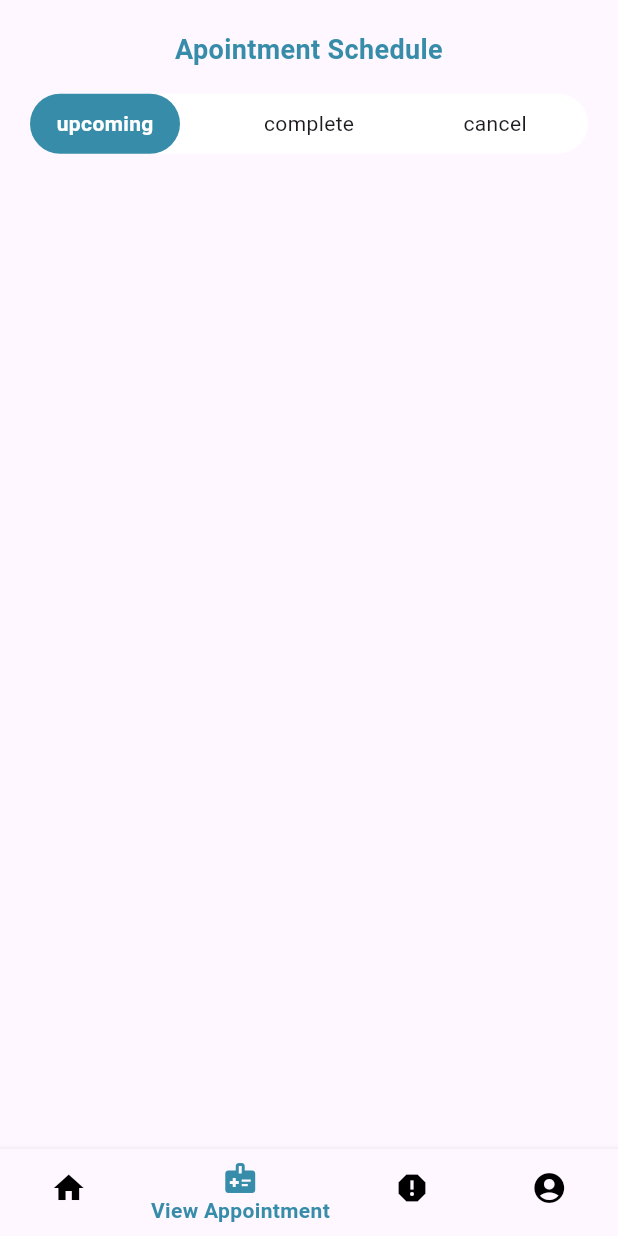
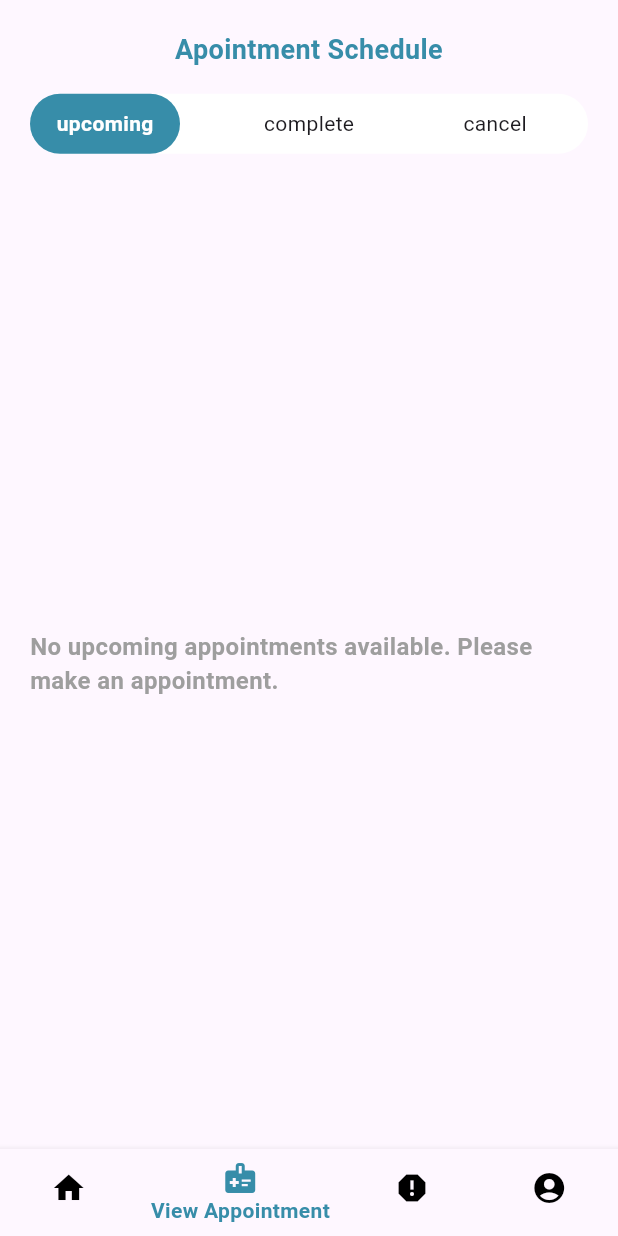
Before and after one commit to tangweilun/healthConnect, a Flutter app: the AppointmentBooked screen opened by its route, after a tap on "View Appointment", on a phone screen of 412 x 824 dp. Run offline on Flutter 3.47's test engine with Material 3 defaults, Android fonts, the phone set to English and light mode, and no system bars; our stand-ins replace cloud_firestore, firebase_auth, firebase_core, flutter_riverpod, font_awesome_flutter, go_router and 5 more; accounts and stored records are empty; network calls fail; project files that could hold a hidden picture were left out.

Commit message:
conenct the view appointment to the firebase

```diff
--- a/lib/models/appointment_model.dart
+++ b/lib/models/appointment_model.dart
@@ -1,38 +1,73 @@
+import 'package:cloud_firestore/cloud_firestore.dart';
+
 class Appointment {
   final String id;
-  final String patientId;
-  final String doctorId;
+  final String patientID;
+  final String doctorID;
   final DateTime date;
   final String status;
+  final String category;
+  final String doctorName;
+  final String image;
+  final String patientName;
 
   Appointment({
     required this.id,
-    required this.patientId,
-    required this.doctorId,
+    required this.patientID,
+    required this.doctorID,
     required this.date,
     required this.status,
+    required this.category,
+    required this.doctorName,
+    required this.image,
+    required this.patientName,
   });
 
   // Convert the Appointment object to a Map (JSON-like structure)
   Map<String, dynamic> toJson() {
     return {
       'id': id,
-      'patientId': patientId,
-      'doctorId': doctorId,
+      'patientID': patientID,
+      'doctorID': doctorID,
       'date': date.toIso8601String(),
       // Convert DateTime to ISO 8601 format
       'status': status,
+      'category': category,
+      'doctorName': doctorName,
+      'image': image,
+      'patientName': patientName,
     };
   }
 
   // Create an Appointment object from a Map
-  factory Appointment.fromJson(Map<String, dynamic> json) {
+  // factory Appointment.fromJson(Map<String, dynamic> json) {
+  //   return Appointment(
+  //     id: json['id'],
+  //     patientId: json['patientId'],
+  //     doctorId: json['doctorId'],
+  //     date: DateTime.parse(json['date']), // Parse ISO 8601 string to DateTime
+  //     status: json['status'],
+  //     category: json['catgory'],
+  //     doctorName: json['doctorName'],
+  //     image: json['image'],
+  //     patientName: json['patientName'],
+  //   );
+  // }
+
+  factory Appointment.fromJson(Map<String, dynamic> json, String id) {
     return Appointment(
-      id: json['id'],
-      patientId: json['patientId'],
-      doctorId: json['doctorId'],
-      date: DateTime.parse(json['date']), // Parse ISO 8601 string to DateTime
+      // id: json['id'],
+      id: id,
+      patientID: json['patientID'],
+      doctorID: json['doctorID'],
+      // date: DateTime.parse(json['date']), // Parse ISO 8601 string to DateTime
+      date:
+          (json['date'] as Timestamp).toDate(), // Convert Timestamp to DateTime
       status: json['status'],
+      category: json['category'],
+      doctorName: json['doctorName'],
+      image: json['image'],
+      patientName: json['patientName'],
     );
   }
 }
--- a/lib/pages/viewappointment_page.dart
+++ b/lib/pages/viewappointment_page.dart
@@ -1,7 +1,9 @@
 import 'package:cloud_firestore/cloud_firestore.dart';
 import 'package:flutter/material.dart';
 import 'package:health_connect/models/appointment_model.dart';
+import 'package:health_connect/services/auth_services.dart';
 import 'package:health_connect/theme/colors.dart';
+import 'package:intl/intl.dart';
 
 class AppointmentPage extends StatefulWidget {
   const AppointmentPage({super.key});
@@ -13,66 +15,55 @@ class AppointmentPage extends StatefulWidget {
 enum FilterStatus { upcoming, complete, cancel }
 
 class _AppointmentPageState extends State<AppointmentPage> {
+  final AuthService _authService =
+      AuthService(); // Create an instance of AuthService
+  String? patientID; // Variable to hold the patient ID
   FilterStatus status = FilterStatus.upcoming;
   Alignment _alignment = Alignment.centerLeft;
-  List<dynamic> schedules = [
-    {
-      "doctor_name": "Richard Tan",
-      "doctor_profile": "assets/images/doctor_1.jpg",
-      "category": "Dental",
-      "status": FilterStatus.upcoming,
-    },
-    {
-      "doctor_name": "Tan",
-      "doctor_profile": "assets/images/doctor_2.jpg",
-      "category": "Cardiologyl",
-      "status": FilterStatus.upcoming,
-    },
-    {
-      "doctor_name": "Ric",
-      "doctor_profile": "assets/images/doctor_3.jpg",
-      "category": "Respiration",
-      "status": FilterStatus.complete,
-    },
-    {
-      "doctor_name": "Rha",
-      "doctor_profile": "assets/images/doctor_4.jpg",
-      "category": "General",
-      "status": FilterStatus.cancel,
-    },
-    {
-      "doctor_name": "Rian",
-      "doctor_profile": "assets/images/doctor_5.jpg",
-      "category": "General",
-      "status": FilterStatus.cancel,
-    },
-  ];
+
+  @override
+  void initState() {
+    super.initState();
+    _getPatientID(); // Call the method to retrieve the patient ID when the screen initializes
+  }
+
+  Future<void> _getPatientID() async {
+    String? id =
+        await _authService.getPatientID(); // Call the method from AuthService
+    setState(() {
+      patientID = id; // Update the state variable with the retrieved patient ID
+      print(patientID);
+    });
+  }
 
   @override
   Widget build(BuildContext context) {
     Stream<List<Appointment>> readAppointment() => FirebaseFirestore.instance
         .collection('appointment')
         .snapshots()
-        .map((snapshot) => snapshot.docs
-            .map((doc) => Appointment.fromJson(doc.data()))
-            .toList());
+        .map((snapshot) => snapshot.docs.map((doc) {
+              final data = doc.data();
+              final id = doc.id; // Accessing the document ID
+              return Appointment.fromJson(data, id);
+            }).toList());
 
     double screenHeight = MediaQuery.of(context).size.height;
     double screenWidth = MediaQuery.of(context).size.width;
-    List<dynamic> filteredSchedules = schedules.where((var schedule) {
-      switch (schedule['status']) {
-        case 'upcoming':
-          schedule['status'] = FilterStatus.upcoming;
-          break;
-        case 'complete':
-          schedule['status'] = FilterStatus.complete;
-          break;
-        case 'cancel':
-          schedule['status'] = FilterStatus.cancel;
-          break;
-      }
-      return schedule['status'] == status;
-    }).toList();
+
+    // List<dynamic> filteredSchedules = schedules.where((var schedule) {
+    //   switch (schedule['status']) {
+    //     case 'upcoming':
+    //       schedule['status'] = FilterStatus.upcoming;
+    //       break;
+    //     case 'complete':
+    //       schedule['status'] = FilterStatus.complete;
+    //       break;
+    //     case 'cancel':
+    //       schedule['status'] = FilterStatus.cancel;
+    //       break;
+    //   }
+    //   return schedule['status'] == status;
+    // }).toList();
     return SafeArea(
         child: Padding(
       padding: const EdgeInsets.only(left: 20, top: 20, right: 20),
@@ -155,23 +146,77 @@ class _AppointmentPageState extends State<AppointmentPage> {
                   return Text('Something went wrong! ${snapshot.error}');
                 } else if (snapshot.hasData) {
                   // get appointments collection from firestore
-                  final appointments = snapshot.data!;
-                  // filter appointments collection by status
-                  List<dynamic> filteredSchedules = appointments
-                      .where((appointment) => appointment.status == status)
-                      .toList();
+                  final List<dynamic> appointments = snapshot.data!;
 
-                  FirebaseFirestore.instance
-                      .collection('appointment')
-                      .doc()
-                      .get();
+                  // Filter appointments collection by status
+                  List<dynamic> filteredAppointments =
+                      appointments.where((appointment) {
+                    // Access the 'status' property of each appointment
+                    String appointmentStatus = appointment.status;
+
+                    // Convert status string to enum (assuming FilterStatus is an enum)
+                    FilterStatus filterStatus;
+                    switch (appointmentStatus) {
+                      case 'upcoming':
+                        filterStatus = FilterStatus.upcoming;
+                        break;
+                      case 'complete':
+                        filterStatus = FilterStatus.complete;
+                        break;
+                      case 'cancel':
+                        filterStatus = FilterStatus.cancel;
+                        break;
+                      default:
+                        filterStatus = FilterStatus.upcoming;
+                    }
+                    // Check if the appointment is for the specified patient
+                    bool patientMatches = appointment.patientID == patientID;
+
+                    // Check if the appointment status matches the desired status
+                    bool statusMatches = filterStatus == status;
+
+                    // // Return true if appointment status matches the desired status
+                    // return filterStatus == status;
+                    // Return true if both status and patient match
+                    return statusMatches && patientMatches;
+                  }).toList();
+
+                  String statusMessage;
+                  switch (status) {
+                    case FilterStatus.upcoming:
+                      statusMessage = 'upcoming';
+                      break;
+                    case FilterStatus.complete:
+                      statusMessage = 'complete';
+                      break;
+                    case FilterStatus.cancel:
+                      statusMessage = 'cancelled';
+                      break;
+                    default:
+                      statusMessage = 'upcoming';
+                  }
                   return Expanded(
-                      child: ListView.builder(
-                    itemCount: filteredSchedules.length,
+                      child: filteredAppointments.isEmpty
+                          ? Center(
+                              child: Text(
+                                'No $statusMessage appointments available. Please make an appointment.',
+                                style: TextStyle(
+                                  fontSize: 16,
+                                  color: Colors.grey,
+                                  fontWeight: FontWeight.bold,
+                                ),
+                              ),
+                            )
+                          : ListView.builder(
+                              // itemCount: filteredSchedules.length,
+                              itemCount: filteredAppointments.length,
                               itemBuilder: (((context, index) {
-                      var schedule = filteredSchedules[index];
+                                // var schedule = filteredSchedules[index];
+                                var schedule = filteredAppointments[index];
+                                // bool isLastElement =
+                                //     filteredSchedules.length + 1 == index;
                                 bool isLastElement =
-                          filteredSchedules.length + 1 == index;
+                                    filteredAppointments.length + 1 == index;
                                 return Card(
                                   shape: RoundedRectangleBorder(
                                     side: const BorderSide(
@@ -185,14 +230,20 @@ class _AppointmentPageState extends State<AppointmentPage> {
                                   child: Padding(
                                     padding: const EdgeInsets.all(15),
                                     child: Column(
-                            crossAxisAlignment: CrossAxisAlignment.stretch,
+                                      crossAxisAlignment:
+                                          CrossAxisAlignment.stretch,
                                       children: [
                                         Row(
                                           children: [
                                             CircleAvatar(
-                                    backgroundImage: AssetImage(
-                                      schedule['image'],
+                                              // backgroundImage:Image.network(
+                                              //   schedule.image,
+                                              // ),
+                                              backgroundImage: NetworkImage(
+                                                schedule.image,
                                               ),
+                                              radius:
+                                                  25, // Adjust the radius as needed
                                             ),
                                             SizedBox(
                                               width: screenWidth * 0.2,
@@ -202,7 +253,7 @@ class _AppointmentPageState extends State<AppointmentPage> {
                                                   CrossAxisAlignment.start,
                                               children: [
                                                 Text(
-                                        schedule['doctor_name'],
+                                                  schedule.doctorName,
                                                   style: const TextStyle(
                                                     color: Colors.black,
                                                     fontWeight: FontWeight.w700,
@@ -212,7 +263,7 @@ class _AppointmentPageState extends State<AppointmentPage> {
                                                   height: 5,
                                                 ),
                                                 Text(
-                                        schedule['category'],
+                                                  schedule.category,
                                                   style: const TextStyle(
                                                     color: Colors.grey,
                                                     fontSize: 12,
@@ -230,44 +281,49 @@ class _AppointmentPageState extends State<AppointmentPage> {
                                         Container(
                                           decoration: BoxDecoration(
                                             color: Colors.grey[300],
-                                  borderRadius: BorderRadius.circular(10),
+                                            borderRadius:
+                                                BorderRadius.circular(10),
                                           ),
                                           width: double.infinity,
                                           padding: const EdgeInsets.all(20),
-                                child: const Row(
+                                          child: Row(
                                               crossAxisAlignment:
                                                   CrossAxisAlignment.center,
                                               children: <Widget>[
-                                      Icon(
+                                                const Icon(
                                                   Icons.calendar_today,
                                                   color: Colors.white,
                                                   size: 15,
                                                 ),
-                                      SizedBox(
+                                                const SizedBox(
                                                   width: 5,
                                                 ),
                                                 Text(
-                                        'Monday, 11/28/2024',
-                                        style: TextStyle(
+                                                  DateFormat('yyyy-MM-dd')
+                                                      .format(schedule.date),
+                                                  // 'testing date',
+                                                  style: const TextStyle(
                                                     color: darkNavyBlueColor,
                                                   ),
                                                 ),
-                                      SizedBox(
+                                                const SizedBox(
                                                   width: 20,
                                                 ),
-                                      Icon(
+                                                const Icon(
                                                   Icons.access_alarm,
                                                   color: darkNavyBlueColor,
                                                   size: 17,
                                                 ),
-                                      SizedBox(
+                                                const SizedBox(
                                                   width: 5,
                                                 ),
                                                 Flexible(
                                                     child: Text(
-                                        '2:00 PM',
-                                        style:
-                                            TextStyle(color: darkNavyBlueColor),
+                                                  // '2:00 PM',
+                                                  DateFormat('hh:mm a')
+                                                      .format(schedule.date),
+                                                  style: const TextStyle(
+                                                      color: darkNavyBlueColor),
                                                 ))
                                               ]),
                                         ),
@@ -283,8 +339,8 @@ class _AppointmentPageState extends State<AppointmentPage> {
                                               onPressed: () {},
                                               child: const Text(
                                                 'Cancel',
-                                      style:
-                                          TextStyle(color: darkNavyBlueColor),
+                                                style: TextStyle(
+                                                    color: darkNavyBlueColor),
                                               ),
                                             )),
                                             const SizedBox(
@@ -293,12 +349,14 @@ class _AppointmentPageState extends State<AppointmentPage> {
                                             Expanded(
                                                 child: OutlinedButton(
                                               style: OutlinedButton.styleFrom(
-                                      backgroundColor: mediumBlueGrayColor,
+                                                backgroundColor:
+                                                    mediumBlueGrayColor,
                                               ),
                                               onPressed: () {},
                                               child: const Text(
                                                 'Reschedule',
-                                      style: TextStyle(color: Colors.white),
+                                                style: TextStyle(
+                                                    color: Colors.white),
                                               ),
                                             )),
                                           ],
@@ -318,53 +376,3 @@ class _AppointmentPageState extends State<AppointmentPage> {
     ));
   }
 }
-
-class ScheduleCard extends StatelessWidget {
-  const ScheduleCard({super.key});
-
-  @override
-  Widget build(BuildContext context) {
-    return Container(
-      decoration: BoxDecoration(
-        color: Colors.grey[300],
-        borderRadius: BorderRadius.circular(10),
-      ),
-      width: double.infinity,
-      padding: const EdgeInsets.all(20),
-      child: const Row(
-          crossAxisAlignment: CrossAxisAlignment.center,
-          children: <Widget>[
-            Icon(
-              Icons.calendar_today,
-              color: Colors.white,
-              size: 15,
-            ),
-            SizedBox(
-              width: 5,
-            ),
-            Text(
-              'Monday, 11/28/2024',
-              style: TextStyle(
-                color: darkNavyBlueColor,
-              ),
-            ),
-            SizedBox(
-              width: 20,
-            ),
-            Icon(
-              Icons.access_alarm,
-              color: darkNavyBlueColor,
-              size: 17,
-            ),
-            SizedBox(
-              width: 5,
-            ),
-            Flexible(
-                child: Text(
-              '2:00 PM',
-              style: TextStyle(color: darkNavyBlueColor),
-            ))
-          ]),
-    );
-  }
-}
--- a/lib/services/auth_services.dart
+++ b/lib/services/auth_services.dart
@@ -39,4 +39,39 @@ class AuthService {
       });
     }
   }
+
+  Future<String?> getPatientID() async {
+    try {
+      // Get the currently logged-in user
+      User? user = FirebaseAuth.instance.currentUser;
+
+      // If the user is logged in
+      if (user != null) {
+        // Get a reference to the user's document in Firestore
+        DocumentSnapshot userDoc = await FirebaseFirestore.instance
+            .collection('patient')
+            .doc(user.uid)
+            .get();
+
+        // Check if the document exists
+        if (userDoc.exists) {
+          // Extract the patientID from the document ID or a specific field
+          String patientId = userDoc.id;
+          return patientId;
+        } else {
+          // Handle case where user document does not exist
+          print('Handle case where user document does not exist');
+          return null;
+        }
+      } else {
+        // Handle case where no user is logged in
+        print(' Handle case where no user is logged in');
+        return null;
+      }
+    } catch (e) {
+      // Handle any errors that occur during the process
+      print('Error getting patient ID: $e');
+      return null;
+    }
+  }
 }
--- a/pubspec.yaml
+++ b/pubspec.yaml
@@ -42,6 +42,7 @@ dependencies:
   font_awesome_flutter: ^10.7.0
   riverpod: ^2.5.0
   flutter_riverpod: ^2.4.10
+  intl: ^0.19.0
 
 
 
```
Also changed, not shown: pubspec.lock. Lines whose indentation alone changed are shown as unchanged.
